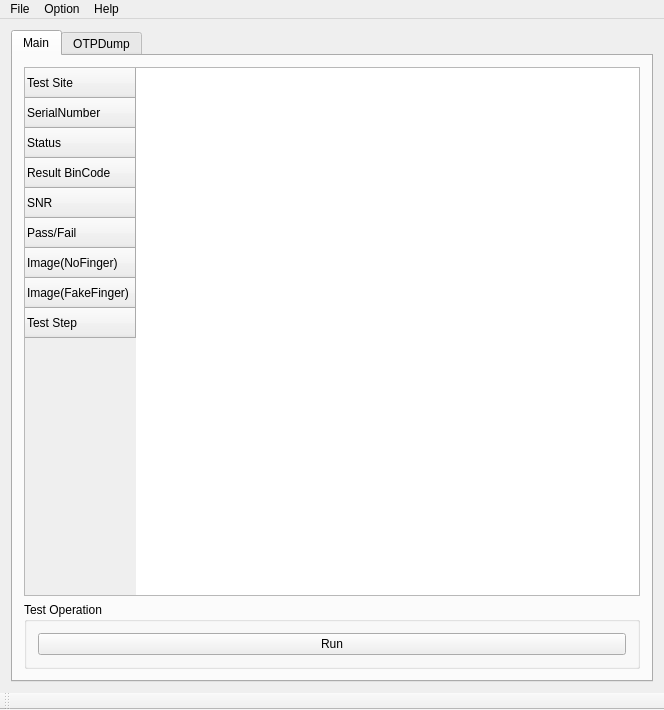
fanmuzhi/huangpu, file Huangpu/fps_testexecutive.ui: the form before one commit.
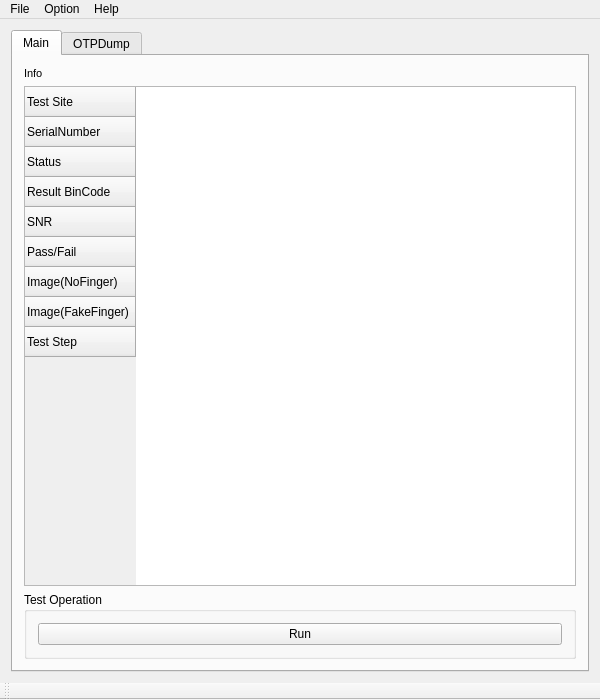
The form after the commit.

What changed in the file:
```diff
--- a/Huangpu/fps_testexecutive.ui
+++ b/Huangpu/fps_testexecutive.ui
@@ -6,8 +6,8 @@
    <rect>
     <x>0</x>
     <y>0</y>
-    <width>664</width>
-    <height>710</height>
+    <width>600</width>
+    <height>700</height>
    </rect>
   </property>
   <property name="windowTitle">
@@ -25,6 +25,18 @@
         <string>Main</string>
        </attribute>
        <layout class="QVBoxLayout" name="verticalLayout_2">
+        <item>
+         <widget class="QLabel" name="TestInfoLabel">
+          <property name="font">
+           <font>
+            <pointsize>8</pointsize>
+           </font>
+          </property>
+          <property name="text">
+           <string>Info</string>
+          </property>
+         </widget>
+        </item>
         <item>
          <layout class="QHBoxLayout" name="horizontalLayout">
           <item>
@@ -170,7 +182,7 @@
     <rect>
      <x>0</x>
      <y>0</y>
-     <width>664</width>
+     <width>600</width>
      <height>21</height>
     </rect>
    </property>
```
